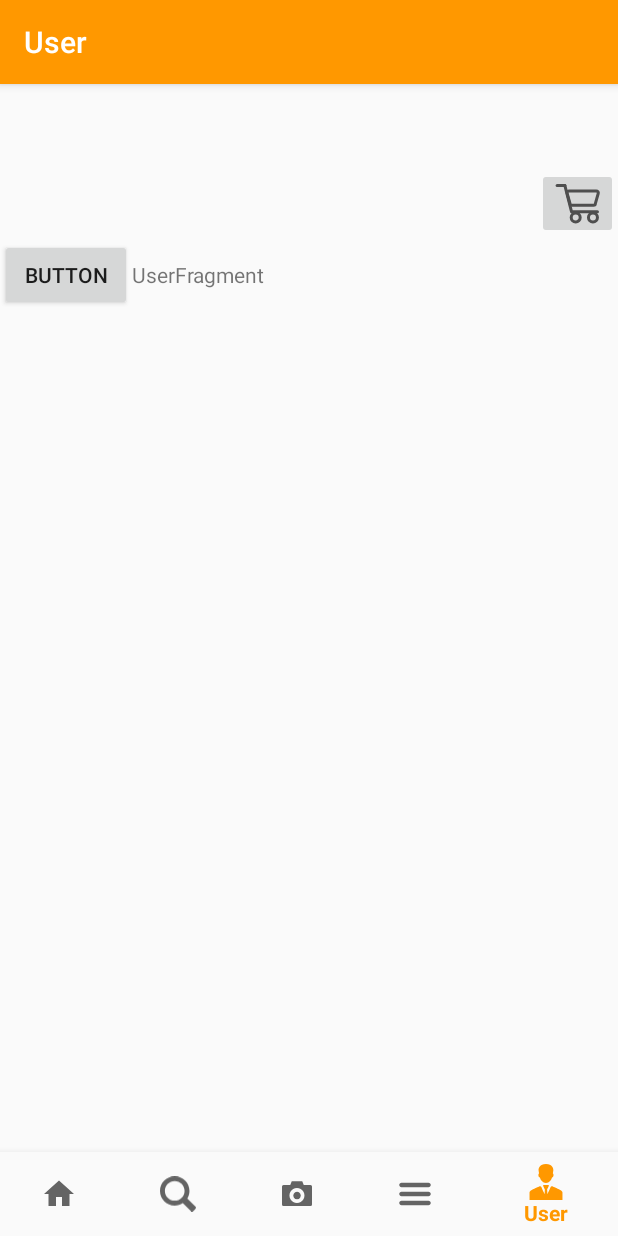
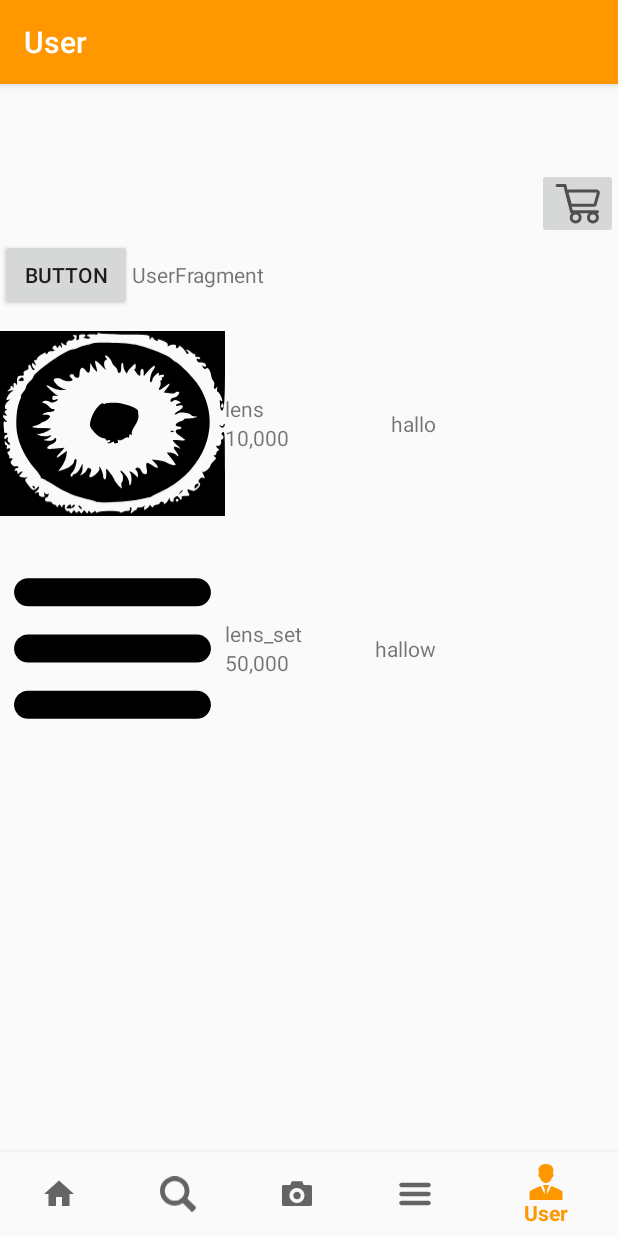
Before and after one commit to wkghd1223/prototype_5works, an Android app: the UserFragment screen opened through its navigation route, on a phone screen of 412 x 824 dp. Run offline under Robolectric (Android 15) with nearby library versions, the phone set to English and light mode, and no system bars; our stand-ins replace navigation-ui.

Commit message:
20191111업데이트 | mypage 관련 수정 Mypage 기능 구현 장바구니 fragment 완성

```diff
--- /dev/null
+++ b/app/src/main/java/com/example/ex/ui/user/ProductAdapter.java
@@ -0,0 +1,72 @@
+package com.example.ex.ui.user;
+
+import androidx.annotation.NonNull;
+import androidx.recyclerview.widget.RecyclerView;
+
+import android.content.Context;
+import android.util.TypedValue;
+import android.view.Gravity;
+import android.view.LayoutInflater;
+import android.view.View;
+import android.view.ViewGroup;
+import android.widget.ImageView;
+import android.widget.TextView;
+
+import com.example.ex.R;
+
+import java.util.ArrayList;
+
+import static android.content.Context.LAYOUT_INFLATER_SERVICE;
+
+
+public class ProductAdapter extends RecyclerView.Adapter<ProductAdapter.ViewHolder> {
+    private ArrayList<ProductList> pList;
+
+    public class ViewHolder extends RecyclerView.ViewHolder {
+        ImageView ProductImage;
+        TextView ProductName;
+        TextView ProductPrice;
+        TextView ProductInfo;
+        ViewHolder(View view){
+            super(view);
+            ProductImage = view.findViewById(R.id.ProductImage);
+            ProductName = view.findViewById(R.id.ProductName);
+            ProductPrice = view.findViewById(R.id.ProductPrice);
+            ProductInfo = view.findViewById(R.id.ProductInfo);
+        }
+    }
+
+    ProductAdapter(ArrayList<ProductList> list){
+        pList = list;
+    }
+
+    @NonNull
+    @Override
+    public  ProductAdapter.ViewHolder onCreateViewHolder(ViewGroup parent, int ViewType){
+        Context context = parent.getContext();
+        LayoutInflater inflater = (LayoutInflater)context.getSystemService(LAYOUT_INFLATER_SERVICE);
+
+        View view = inflater.inflate(R.layout.product_list, parent, false);
+        ProductAdapter.ViewHolder vh = new ProductAdapter.ViewHolder(view);
+
+        return vh;
+    }
+
+    @Override
+    public void onBindViewHolder(ProductAdapter.ViewHolder holder, int position){
+        ProductList productList = pList.get(position);
+
+        holder.ProductImage.setImageDrawable(productList.getProductImage());
+        holder.ProductName.setText(productList.getProductName());
+        holder.ProductPrice.setText(productList.getProductPrice());
+        holder.ProductInfo.setText(productList.getProductInfo());
+
+        }
+
+    @Override
+    public int getItemCount() {
+        return pList.size();
+    }
+
+
+}
--- a/app/src/main/java/com/example/ex/ui/user/ProductFragment.java
+++ b/app/src/main/java/com/example/ex/ui/user/ProductFragment.java
@@ -4,27 +4,29 @@ import android.os.Bundle;
 import android.view.LayoutInflater;
 import android.view.View;
 import android.view.ViewGroup;
+import androidx.fragment.app.Fragment;
+import androidx.recyclerview.widget.LinearLayoutManager;
+import androidx.recyclerview.widget.RecyclerView;
+import com.example.ex.R;
 
-import androidx.fragment.app.Fragment;
-
-import com.example.ex.R;
+import java.util.ArrayList;
 
 public class ProductFragment extends Fragment {
     //장바구니
     @Override
-    public void onCreate(Bundle savedInstanceState){
-        super.onCreate(savedInstanceState);
-    }
-    @Override
-    public View onCreateView(LayoutInflater inflater, ViewGroup container,
-                             Bundle savedInstanceState) {
-        // Inflate the layout for this fragment
-        View root = inflater.inflate(R.layout.product_list , container, false);
-        // Recycler View - adapter - product.xml
-        // 인 adapter 구현 그것만 하면 장바구니 끝 그리고 default 구현하면 완전 끝
+    public View onCreateView(LayoutInflater inflater, ViewGroup container,Bundle savedInstanceState) {
+        View root = inflater.inflate(R.layout.product_view , container, false);
+        RecyclerView pRecyclerView =  root.findViewById(R.id.pRecycler);
+
+        ArrayList<ProductList> pList = new ArrayList<ProductList>();
+        pRecyclerView.setLayoutManager(new LinearLayoutManager(getActivity()));
+
+        pList.add(new ProductList(getResources().getDrawable(R.drawable.ic_lense),"lens","10,000","hallo"));
+        pList.add(new ProductList(getResources().getDrawable(R.drawable.ic_hamberger_menu),"lens_set","50,000","hallow"));
+
+        ProductAdapter pAdapter = new ProductAdapter(pList);
+        pRecyclerView.setAdapter(pAdapter);
 
         return root;
-
     }
-
 }
--- /dev/null
+++ b/app/src/main/java/com/example/ex/ui/user/ProductList.java
@@ -0,0 +1,48 @@
+package com.example.ex.ui.user;
+
+import android.graphics.drawable.Drawable;
+
+class ProductList{
+    private Drawable ProductImage;
+    private String ProductName;
+    private String ProductPrice;
+    private String ProductInfo;
+
+    public void setProductImage(Drawable productImage) {
+        ProductImage = productImage;
+    }
+
+    public void setProductName(String productName) {
+        ProductName = productName;
+    }
+
+    public void setProductPrice(String productPrice) {
+        ProductPrice = productPrice;
+    }
+
+    public void setProductInfo(String productInfo) {
+        ProductInfo = productInfo;
+    }
+
+    public Drawable getProductImage() {
+        return this.ProductImage;
+    }
+
+    public String getProductName() {
+        return this.ProductName;
+    }
+
+    public String getProductPrice() {
+        return this.ProductPrice;
+    }
+
+    public String getProductInfo() {
+        return this.ProductInfo;
+    }
+    public ProductList(Drawable productImage, String productName, String productPrice, String productInfo){
+        this.setProductImage(productImage);
+        this.setProductName(productName);
+        this.setProductPrice(productPrice);
+        this.setProductInfo(productInfo);
+    }
+}
--- a/app/src/main/java/com/example/ex/ui/user/UserFragment.java
+++ b/app/src/main/java/com/example/ex/ui/user/UserFragment.java
@@ -1,5 +1,6 @@
 package com.example.ex.ui.user;
 
+import androidx.fragment.app.FragmentTransaction;
 import androidx.lifecycle.ViewModelProviders;
 
 import android.os.Bundle;
@@ -29,7 +30,6 @@ public class UserFragment extends Fragment {
     @Override
     public void onCreate(Bundle savedInstanceState){
         super.onCreate(savedInstanceState);
-
     }
 
     @Nullable
@@ -37,15 +37,16 @@ public class UserFragment extends Fragment {
     public View onCreateView(@NonNull final LayoutInflater inflater, @Nullable final ViewGroup container,
                              @Nullable Bundle savedInstanceState) {
         View root = inflater.inflate(R.layout.user_fragment, container, false);
-//        ibtn = root.findViewById(R.id.CartImage);
-//        ibtn.setOnClickListener(new View.OnClickListener() {
-//            @Override
-//            public void onClick(View v) {
-//
-//            }
-//        });
-        productFragment = new ProductFragment();
-        getFragmentManager().beginTransaction().add(R.id.Product_Fragment, productFragment).commit();
+        ibtn = root.findViewById(R.id.CartImage);
+        ibtn.setOnClickListener(new View.OnClickListener() {
+            @Override
+           public void onClick(View v) {
+//                productFragment = new ProductFragment();
+//                getFragmentManager().beginTransaction().add(R.id.Product_Fragment, productFragment).commit();
+            }
+        });
+//        productFragment = new ProductFragment();
+//        getFragmentManager().beginTransaction().add(R.id.Product_Fragment, productFragment).commit();
 
         return root;
     }
--- /dev/null
+++ b/app/src/main/res/layout/mydefaultpage_fragment.xml
@@ -0,0 +1,10 @@
+<?xml version="1.0" encoding="utf-8"?>
+<LinearLayout xmlns:android="http://schemas.android.com/apk/res/android"
+    android:orientation="vertical" android:layout_width="match_parent"
+    android:layout_height="match_parent">
+
+    <androidx.recyclerview.widget.RecyclerView
+        android:id="@+id/mRecycler"
+        android:layout_width="wrap_content"
+        android:layout_height="wrap_content" />
+</LinearLayout>
--- a/app/src/main/res/layout/product.xml
+++ /dev/null
@@ -1,44 +0,0 @@
-<?xml version="1.0" encoding="utf-8"?>
-<LinearLayout xmlns:android="http://schemas.android.com/apk/res/android"
-    xmlns:app="http://schemas.android.com/apk/res-auto"
-    android:layout_width="match_parent"
-    android:layout_height="wrap_content"
-    android:orientation="vertical">
-
-    <LinearLayout
-        android:layout_width="match_parent"
-        android:layout_height="match_parent"
-        android:orientation="horizontal">
-
-        <ImageButton
-            android:id="@+id/imageButton3"
-            android:layout_width="wrap_content"
-            android:layout_height="wrap_content"
-            app:srcCompat="@drawable/ic_lense" />
-
-        <LinearLayout
-            android:layout_width="match_parent"
-            android:layout_height="match_parent"
-            android:gravity="center"
-            android:orientation="vertical">
-
-            <LinearLayout
-                android:layout_width="match_parent"
-                android:layout_height="wrap_content"
-                android:orientation="vertical">
-
-                <TextView
-                    android:id="@+id/productName"
-                    android:layout_width="match_parent"
-                    android:layout_height="wrap_content" />
-
-                <TextView
-                    android:id="@+id/productRealName"
-                    android:layout_width="wrap_content"
-                    android:layout_height="wrap_content"
-                    android:layout_weight="1"
-                    android:text="렌즈1" />
-            </LinearLayout>
-        </LinearLayout>
-    </LinearLayout>
-</LinearLayout>
--- a/app/src/main/res/layout/product_list.xml
+++ b/app/src/main/res/layout/product_list.xml
@@ -1,9 +1,44 @@
 <?xml version="1.0" encoding="utf-8"?>
 <LinearLayout xmlns:android="http://schemas.android.com/apk/res/android"
-    android:orientation="vertical" android:layout_width="match_parent"
-    android:layout_height="match_parent">
+    xmlns:app="http://schemas.android.com/apk/res-auto"
+    xmlns:tools="http://schemas.android.com/tools"
+    android:layout_width="match_parent"
+    android:layout_height="wrap_content"
+    android:orientation="horizontal">
 
-    <androidx.recyclerview.widget.RecyclerView
+    <ImageView
+        android:id="@+id/ProductImage"
+        android:layout_width="150dp"
+        android:layout_height="150dp"
+        tools:ignore="ContentDescription" />
+
+    <LinearLayout
         android:layout_width="match_parent"
-        android:layout_height="match_parent" />
+        android:layout_height="match_parent"
+        android:gravity="center">
+
+        <LinearLayout
+            android:layout_width="0dp"
+            android:layout_height="wrap_content"
+            android:layout_weight="1"
+            android:orientation="vertical">
+
+            <TextView
+                android:id="@+id/ProductName"
+                android:layout_width="100dp"
+                android:layout_height="wrap_content" />
+
+            <TextView
+                android:id="@+id/ProductPrice"
+                android:layout_width="100dp"
+                android:layout_height="wrap_content" />
+        </LinearLayout>
+
+        <TextView
+            android:id="@+id/ProductInfo"
+            android:layout_width="wrap_content"
+            android:layout_height="wrap_content" />
+
+    </LinearLayout>
+
 </LinearLayout>
--- /dev/null
+++ b/app/src/main/res/layout/product_view.xml
@@ -0,0 +1,10 @@
+<?xml version="1.0" encoding="utf-8"?>
+<LinearLayout xmlns:android="http://schemas.android.com/apk/res/android"
+    android:orientation="vertical" android:layout_width="match_parent"
+    android:layout_height="match_parent">
+
+    <androidx.recyclerview.widget.RecyclerView
+        android:id="@+id/pRecycler"
+        android:layout_width="wrap_content"
+        android:layout_height="wrap_content" />
+</LinearLayout>
--- a/app/src/main/res/values/strings.xml
+++ b/app/src/main/res/values/strings.xml
@@ -8,4 +8,5 @@
     <string name="title_search">Search</string>
     <string name="title_category">Category</string>
     <string name="title_user">User</string>
+    <string name="productname">ProductName</string>
 </resources>
```
Also changed, not shown: 5 other files.
